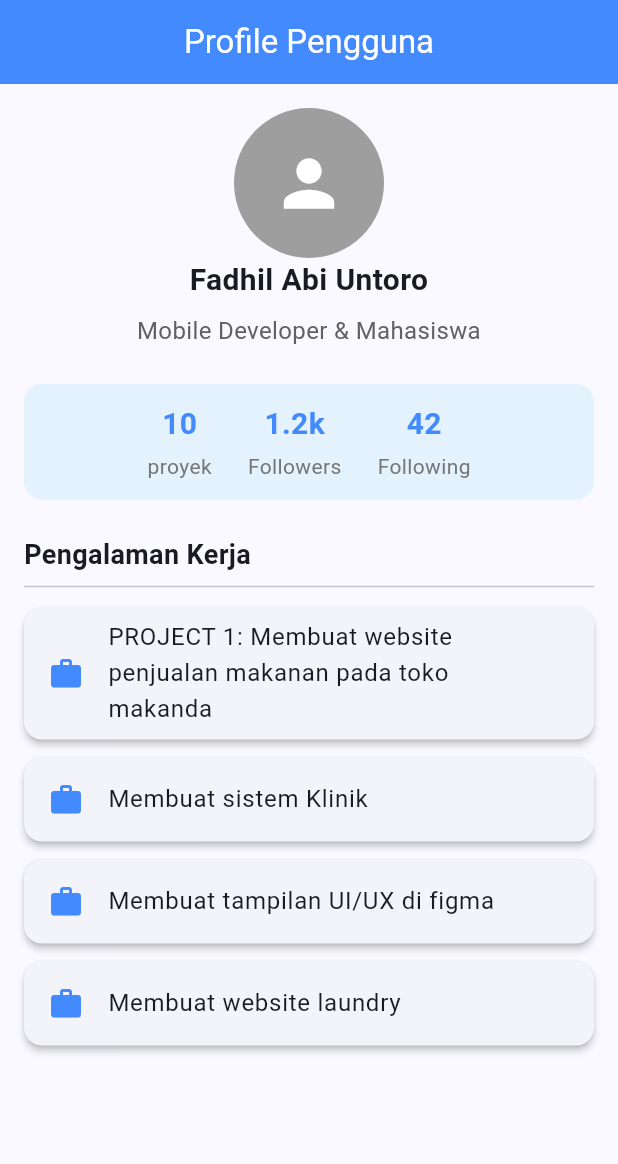
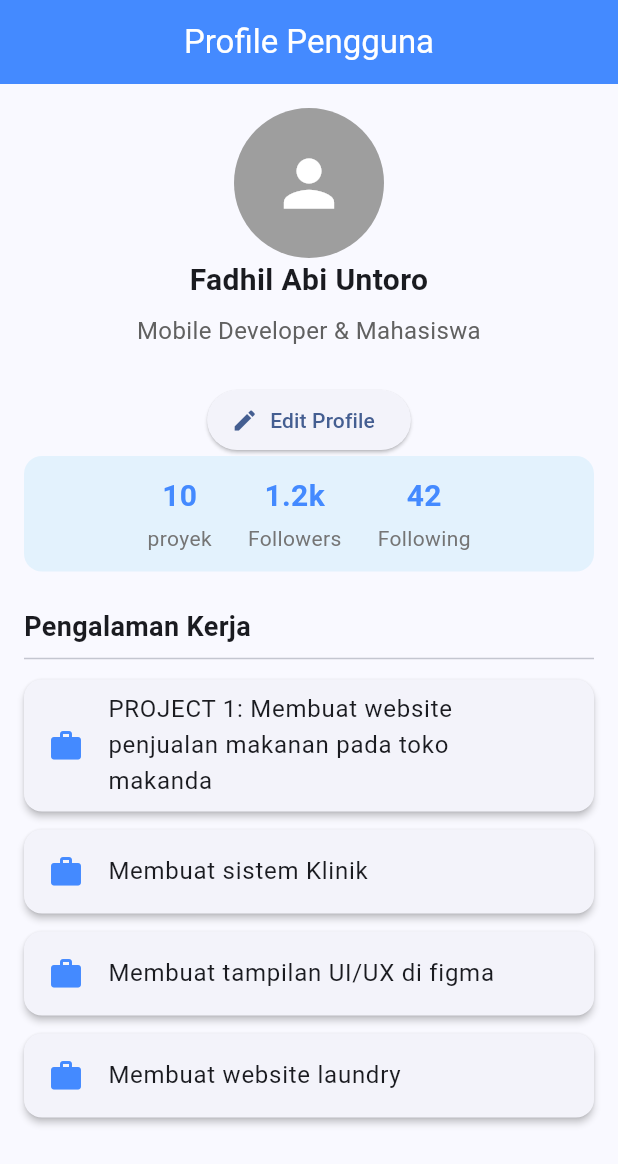
Before and after one commit to fadhilabi22/tugas_flutter_5, a Flutter app: the screen it shows after launch, on a phone screen of 412 x 824 dp. Shown: the top 1164 px of the screen. Run offline on Flutter 3.47's test engine with Material 3 defaults, Android fonts, the phone set to English and light mode, and no system bars.

Commit message:
refactor:convert ProfilePage to StatfulWidget for dynamic data

```diff
--- a/lib/profile_page.dart
+++ b/lib/profile_page.dart
@@ -1,10 +1,15 @@
 import 'package:flutter/material.dart';
 
-class ProfilePage extends StatelessWidget {
+class ProfilePage extends StatefulWidget {
   const ProfilePage({super.key});
 
-  final String userName = "Fadhil Abi Untoro";
-  final String role = "Mobile Developer & Mahasiswa";
+  @override
+  State<ProfilePage> createState() => _ProfilePage();
+}
+
+class _ProfilePage extends State<ProfilePage> {
+  String userName = "Fadhil Abi Untoro";
+  String role = "Mobile Developer & Mahasiswa";
   final List<String> experience = const [
     "PROJECT 1: Membuat website penjualan makanan pada toko makanda",
     "Membuat sistem Klinik",
@@ -29,6 +34,17 @@ class ProfilePage extends StatelessWidget {
             const SizedBox(width: 16),
             ProfileInfo(userName: userName, role: role),
             const SizedBox(height: 24),
+            ElevatedButton.icon(
+              onPressed: () {
+                ScaffoldMessenger.of(context).showSnackBar(
+                  const SnackBar(
+                    content: Text("Fitur ini belom aktif pada modul statis"),
+                  ),
+                );
+              },
+              icon: const Icon(Icons.edit),
+              label: const Text("Edit Profile"),
+            ),
             const ProfileStats(),
             const SizedBox(height: 24),
             const Align(
```
Also changed, not shown: 1 other file.
